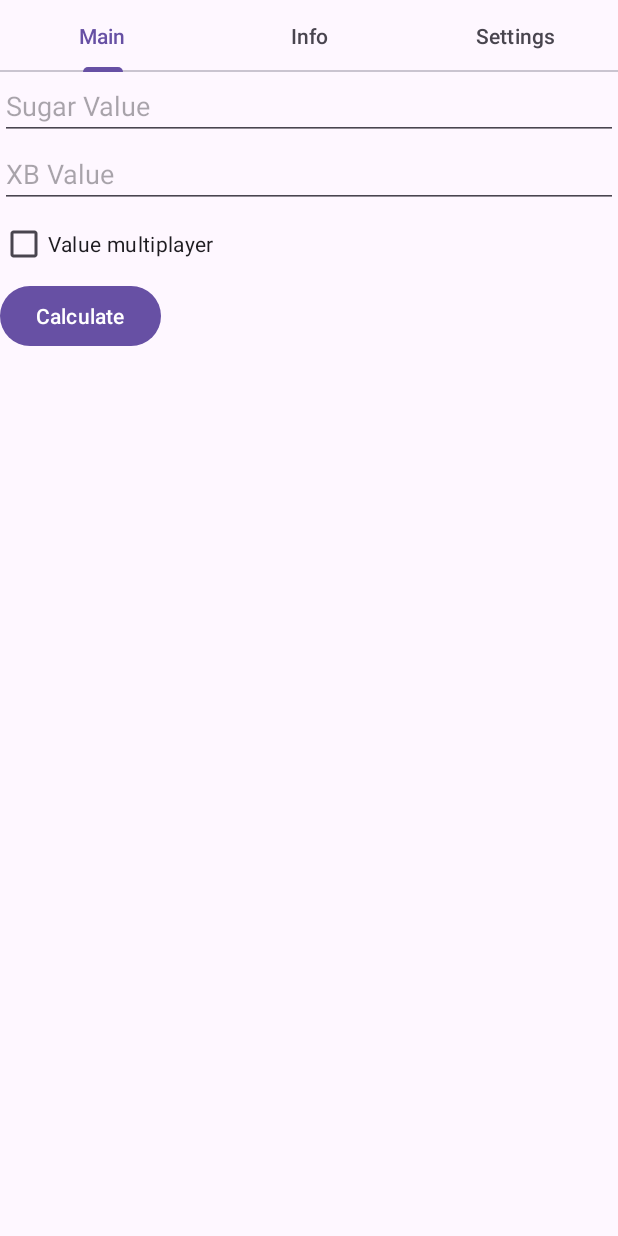
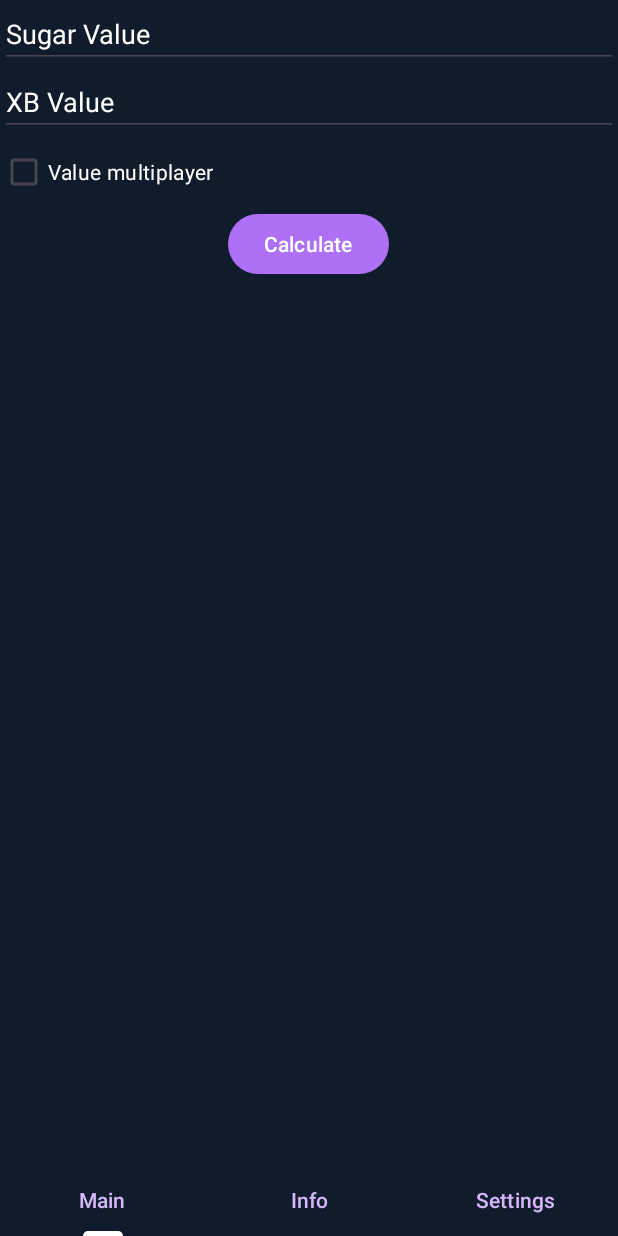
Before and after one commit to Pashost/DiabetesApp_Mobile, an Android app: the screen it shows after launch (MainActivity), on a phone screen of 412 x 824 dp. Run offline under Robolectric (Android 15) with nearby library versions, the phone set to English and light mode, and no system bars; our stand-ins replace Firebase (no records; nobody signed in at launch, a user with empty details on screens opened directly).

Commit message:
Adding simple designe

```diff
--- a/app/src/main/java/com/example/diabetes_app_mobile/fragments/DatabaseReaderFragment.java
+++ b/app/src/main/java/com/example/diabetes_app_mobile/fragments/DatabaseReaderFragment.java
@@ -68,7 +68,7 @@ public class DatabaseReaderFragment extends Fragment {
                         textView.setTextAppearance(R.style.TextAppearance_AppCompat_Body1);
                     }
                     textView.setTextSize(16);
-                    textView.setTextColor(ContextCompat.getColor(requireContext(), R.color.black));
+                    textView.setTextColor(ContextCompat.getColor(requireContext(), R.color.white));
                     textView.setPadding(0, 8, 0, 8);
                     textView.setText(String.format(Locale.getDefault(), "%s\nSugarValue: %s\nFood Coefficient: %s\nInsulin Value: %s\n",
                             time, sugarValue, foodCoefficient, insulinValue));
--- a/app/src/main/res/layout/activity_main.xml
+++ b/app/src/main/res/layout/activity_main.xml
@@ -11,16 +11,23 @@
         android:id="@+id/tabLayout"
         android:layout_width="0dp"
         android:layout_height="wrap_content"
-        app:layout_constraintTop_toTopOf="parent"
+        android:background="#101C2C"
+        app:layout_constraintBottom_toBottomOf="parent"
+        app:layout_constraintEnd_toEndOf="parent"
+
         app:layout_constraintStart_toStartOf="parent"
-        app:layout_constraintEnd_toEndOf="parent"
         app:tabGravity="fill"
-        app:tabMode="fixed">
+        app:tabIndicatorColor="#FFFFFF"
+        app:tabMode="fixed"
+        app:tabRippleColor="#FFFFFF"
+        app:tabTextColor="#D6B6FA">
 
         <com.google.android.material.tabs.TabItem
             android:layout_width="wrap_content"
             android:layout_height="wrap_content"
-            android:text="Main" />
+            android:text="Main"
+            tools:layout_editor_absoluteX="5dp"
+            tools:layout_editor_absoluteY="10dp" />
 
         <com.google.android.material.tabs.TabItem
             android:layout_width="wrap_content"
@@ -38,9 +45,12 @@
         android:id="@+id/viewPager"
         android:layout_width="0dp"
         android:layout_height="0dp"
-        app:layout_constraintTop_toBottomOf="@id/tabLayout"
+        android:background="#101C2C"
+        app:layout_constraintBottom_toTopOf="@+id/tabLayout"
+        app:layout_constraintEnd_toEndOf="parent"
+        app:layout_constraintHorizontal_bias="0.0"
         app:layout_constraintStart_toStartOf="parent"
-        app:layout_constraintEnd_toEndOf="parent"
-        app:layout_constraintBottom_toBottomOf="parent" />
+        app:layout_constraintTop_toTopOf="parent"
+        app:layout_constraintVertical_bias="1.0" />
 
 </androidx.constraintlayout.widget.ConstraintLayout>
--- a/app/src/main/res/layout/fragment_settings.xml
+++ b/app/src/main/res/layout/fragment_settings.xml
@@ -1,25 +1,30 @@
 <LinearLayout xmlns:android="http://schemas.android.com/apk/res/android"
+    xmlns:app="http://schemas.android.com/apk/res-auto"
     android:layout_width="match_parent"
     android:layout_height="match_parent"
+    android:background="#101C2C"
     android:orientation="vertical">
 
     <EditText
         android:id="@+id/editText"
         android:layout_width="match_parent"
-        android:layout_height="wrap_content"
+        android:layout_height="59dp"
+        android:gravity="top"
         android:hint="Enter your text here"
+        android:inputType="textMultiLine"
+        android:minLines="5"
         android:padding="16dp"
-        android:gravity="top"
-        android:inputType="textMultiLine"
-        android:minLines="5" />
+        android:textColor="#FFFFFF"
+        android:textColorHint="#FFFFFF" />
 
     <Button
         android:id="@+id/saveButton"
         android:layout_width="wrap_content"
         android:layout_height="wrap_content"
-        android:text="Save"
         android:layout_gravity="center"
         android:layout_marginTop="16dp"
-        android:padding="12dp" />
+        android:padding="12dp"
+        android:text="Save"
+        app:backgroundTint="#AE70F4" />
 
 </LinearLayout>
--- a/app/src/main/res/layout/fragment_values_reader.xml
+++ b/app/src/main/res/layout/fragment_values_reader.xml
@@ -7,7 +7,8 @@
     <androidx.swiperefreshlayout.widget.SwipeRefreshLayout
         android:id="@+id/swipeRefreshLayout"
         android:layout_width="match_parent"
-        android:layout_height="wrap_content">
+        android:layout_height="wrap_content"
+        android:background="#101C2C">
 
         <ScrollView
             android:layout_width="match_parent"
--- a/app/src/main/res/layout/fragment_values_taker.xml
+++ b/app/src/main/res/layout/fragment_values_taker.xml
@@ -1,8 +1,10 @@
 <?xml version="1.0" encoding="utf-8"?>
 <LinearLayout xmlns:android="http://schemas.android.com/apk/res/android"
+    xmlns:app="http://schemas.android.com/apk/res-auto"
     xmlns:tools="http://schemas.android.com/tools"
     android:layout_width="match_parent"
     android:layout_height="match_parent"
+    android:background="#101C2C"
     android:orientation="vertical"
     tools:context=".fragments.Values_taker">
 
@@ -11,25 +13,36 @@
         android:layout_width="match_parent"
         android:layout_height="wrap_content"
         android:hint="Sugar Value"
-        android:inputType="numberDecimal" />
+        android:inputType="numberDecimal"
+        android:textColor="#FFFFFF"
+        android:textColorHint="#FFFFFF" />
 
     <EditText
         android:id="@+id/xbEditText"
         android:layout_width="match_parent"
         android:layout_height="wrap_content"
+        android:autoText="false"
         android:hint="XB Value"
-        android:inputType="numberDecimal" />
+        android:inputType="numberDecimal"
+        android:textColor="#FFFFFF"
+        android:textColorHint="#FFFFFF" />
 
     <CheckBox
         android:id="@+id/checkBox"
         android:layout_width="wrap_content"
         android:layout_height="wrap_content"
-        android:text="Value multiplayer" />
+        android:text="Value multiplayer"
+        android:textColor="@android:color/white"
+        android:textColorHighlight="#FFFFFF"
+        android:textColorHint="#FFFFFF"
+        android:textColorLink="#FFFFFF" />
 
     <Button
         android:id="@+id/calculateButton"
         android:layout_width="wrap_content"
         android:layout_height="wrap_content"
-        android:text="Calculate" />
+        android:layout_gravity="center_horizontal"
+        android:text="Calculate"
+        app:backgroundTint="#AE70F4" />
 
 </LinearLayout>
```
